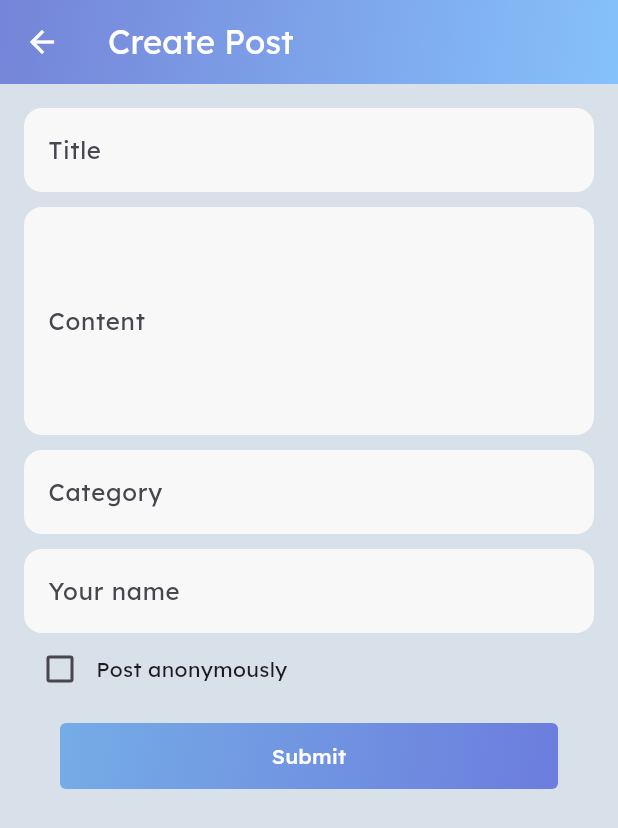
After one commit to HAMNAHADNAN/MindConnect, a Flutter app: the ForumHomeScreen screen opened by its route, after a tap on "Create New Post", on a phone screen of 412 x 824 dp. The commit adds this screen. Shown: the top 828 px of the screen. Run offline on Flutter 3.47's test engine with Material 3 defaults, Android fonts, the light colour scheme and no system bars; our stand-ins replace cloud_firestore, firebase_auth, firebase_core, firebase_database, google_fonts; accounts and stored records are empty; network calls fail.

Commit message:
commit changes

```diff
--- a/lib/constants/app_colors.dart
+++ b/lib/constants/app_colors.dart
@@ -10,13 +10,20 @@ class AppColor {
   // Optional: translucent white for blur effect overlays
   static const Color glass = Color.fromRGBO(255, 255, 255, 0.2);
   static const List<Color> darkGradient = [
-    Color(0xFF92A3FD),
-    Color(0xFF9DCEFF),
+    Color(0xFF7584D8),
+    Color(0xFF85C1FA),
 
   ];
+
   static const LinearGradient linearDarkGradient = LinearGradient(
     colors: darkGradient,
     begin: Alignment.topLeft,
     end: Alignment.bottomRight,
   );
+
+  static const LinearGradient buttonGradient = LinearGradient(
+    colors: [Color(0xFF75ACE6), Color(0xFF6C7DDD)],
+    begin: Alignment.topLeft,
+    end: Alignment.bottomRight,
+  );
 }
--- a/lib/main.dart
+++ b/lib/main.dart
@@ -10,6 +10,7 @@ import 'screens/auth/login_screen.dart';
 import 'screens/auth/register_screen.dart';
 import 'screens/auth/profile_screen.dart';
 import 'constants/app_colors.dart';
+import 'screens/forum/forum_screen.dart';
 
 void main() async {
   WidgetsFlutterBinding.ensureInitialized();
@@ -83,6 +84,7 @@ class MyApp extends StatelessWidget {
           final args = ModalRoute.of(context)!.settings.arguments as String;
           return DashboardScreen(userEmail: args);
         },
+        '/forum': (context) => ForumHomeScreen(),
       },
     );
   }
--- /dev/null
+++ b/lib/screens/forum/forum_screen.dart
@@ -0,0 +1,417 @@
+import 'package:flutter/material.dart';
+import 'package:firebase_database/firebase_database.dart';
+import 'package:mental_health_app/constants/app_colors.dart';
+
+class Post {
+  String id;
+  String title;
+  String content;
+  String category;
+  List<Map<String, String>> comments;
+  DateTime createdAt;
+  String author;
+
+  Post({
+    required this.id,
+    required this.title,
+    required this.content,
+    required this.category,
+    required this.comments,
+    required this.createdAt,
+    required this.author,
+  });
+
+  Map<String, dynamic> toJson() => {
+    'title': title,
+    'content': content,
+    'category': category,
+    'comments': comments,
+    'createdAt': createdAt.toIso8601String(),
+    'author': author,
+  };
+
+  factory Post.fromJson(String id, Map<dynamic, dynamic> data) {
+    return Post(
+      id: id,
+      title: data['title'] ?? '',
+      content: data['content'] ?? '',
+      category: data['category'] ?? 'General',
+      comments: List<Map<String, String>>.from(
+        (data['comments'] ?? []).map<Map<String, String>>(
+              (item) => Map<String, String>.from(item),
+        ),
+      ),
+      createdAt: DateTime.tryParse(data['createdAt'] ?? '') ?? DateTime.now(),
+      author: data['author'] ?? 'Anonymous',
+    );
+  }
+}
+
+class ForumHomeScreen extends StatefulWidget {
+  @override
+  _ForumHomeScreenState createState() => _ForumHomeScreenState();
+}
+
+class _ForumHomeScreenState extends State<ForumHomeScreen> {
+  final database = FirebaseDatabase.instance.ref("posts");
+  List<Post> posts = [];
+
+  @override
+  void initState() {
+    super.initState();
+    _loadPosts();
+  }
+
+  void _loadPosts() {
+    database.onValue.listen((event) {
+      final data = event.snapshot.value as Map?;
+      if (data != null) {
+        final loadedPosts = data.entries.map((e) {
+          return Post.fromJson(e.key, Map<String, dynamic>.from(e.value));
+        }).toList()
+          ..sort((a, b) => b.createdAt.compareTo(a.createdAt));
+        setState(() {
+          posts = loadedPosts;
+        });
+      } else {
+        setState(() {
+          posts = [];
+        });
+      }
+    });
+  }
+
+  void _addNewPost(Post post) {
+    final newRef = database.push();
+    post.id = newRef.key!;
+    newRef.set(post.toJson());
+  }
+
+  @override
+  Widget build(BuildContext context) {
+    return Scaffold(
+      backgroundColor: AppColor.background,
+      appBar: PreferredSize(
+        preferredSize: Size.fromHeight(kToolbarHeight),
+        child: Container(
+          decoration: BoxDecoration(gradient: AppColor.linearDarkGradient),
+          child: AppBar(
+            title: Text('MindConnect Forum'),
+            backgroundColor: Colors.transparent,
+            elevation: 0,
+          ),
+        ),
+      ),
+      body: posts.isEmpty
+          ? Center(child: CircularProgressIndicator())
+          : ListView.builder(
+        itemCount: posts.length,
+        itemBuilder: (context, index) {
+          final post = posts[index];
+          return Card(
+            color: AppColor.contentBg,
+            margin: EdgeInsets.symmetric(horizontal: 16, vertical: 8),
+            elevation: 4,
+            child: ListTile(
+              title: Text(post.title, style: TextStyle(fontWeight: FontWeight.bold)),
+              subtitle: Text('${post.category} • by ${post.author}'),
+              onTap: () => Navigator.push(
+                context,
+                MaterialPageRoute(
+                  builder: (_) => ViewPostScreen(post: post),
+                ),
+              ),
+            ),
+          );
+        },
+      ),
+      bottomNavigationBar: Padding(
+        padding: const EdgeInsets.all(12.0),
+        child: Container(
+          decoration: BoxDecoration(
+            gradient: AppColor.buttonGradient,
+            borderRadius: BorderRadius.circular(10),
+          ),
+          child: ElevatedButton(
+            style: ElevatedButton.styleFrom(
+              backgroundColor: Colors.transparent, // Make button background transparent
+              shadowColor: Colors.transparent, // Remove shadow for cleaner look
+              foregroundColor: Colors.white,
+              padding: EdgeInsets.symmetric(vertical: 14),
+              shape: RoundedRectangleBorder(borderRadius: BorderRadius.circular(10)),
+            ),
+            child: Text('Create New Post'),
+            onPressed: () async {
+              final newPost = await Navigator.push(
+                context,
+                MaterialPageRoute(builder: (_) => CreatePostScreen()),
+              );
+              if (newPost != null) _addNewPost(newPost);
+            },
+          ),
+        ),
+      ),
+    );
+  }
+}
+
+class ViewPostScreen extends StatefulWidget {
+  final Post post;
+  ViewPostScreen({required this.post});
+
+  @override
+  _ViewPostScreenState createState() => _ViewPostScreenState();
+}
+
+class _ViewPostScreenState extends State<ViewPostScreen> {
+  final _commentController = TextEditingController();
+  final _nameController = TextEditingController();
+  final _dbRef = FirebaseDatabase.instance.ref("posts");
+  bool isAnonymous = false;
+
+  void _addComment(String commentText, String userName) async {
+    widget.post.comments.add({'text': commentText, 'user': userName});
+    await _dbRef.child(widget.post.id).update({
+      'comments': widget.post.comments,
+    });
+    _commentController.clear();
+    _nameController.clear();
+    setState(() {});
+  }
+
+  @override
+  Widget build(BuildContext context) {
+    return Scaffold(
+      backgroundColor: AppColor.background,
+      appBar: PreferredSize(
+        preferredSize: Size.fromHeight(kToolbarHeight),
+        child: Container(
+          decoration: BoxDecoration(gradient: AppColor.linearDarkGradient),
+          child: AppBar(
+            title: Text('Post Details'),
+            backgroundColor: Colors.transparent,
+            elevation: 0,
+          ),
+        ),
+      ),
+      body: Padding(
+        padding: const EdgeInsets.all(16.0),
+        child: Column(
+          crossAxisAlignment: CrossAxisAlignment.start,
+          children: [
+            Text(widget.post.title, style: TextStyle(fontSize: 22, fontWeight: FontWeight.bold)),
+            SizedBox(height: 4),
+            Text('By: ${widget.post.author}', style: TextStyle(fontStyle: FontStyle.italic, fontSize: 14)),
+            SizedBox(height: 12),
+            Text(widget.post.content),
+            Divider(height: 32),
+            Text('Comments', style: TextStyle(fontSize: 18, fontWeight: FontWeight.bold)),
+            Expanded(
+              child: ListView.builder(
+                itemCount: widget.post.comments.length,
+                itemBuilder: (context, index) {
+                  final comment = widget.post.comments[index];
+                  return Container(
+                    margin: EdgeInsets.symmetric(vertical: 6),
+                    decoration: BoxDecoration(
+                      gradient: AppColor.linearDarkGradient,
+                      borderRadius: BorderRadius.circular(8),
+                      boxShadow: [
+                        BoxShadow(
+                          color: Colors.black.withOpacity(0.15),
+                          offset: Offset(0, 3),
+                          blurRadius: 8,
+                        ),
+                      ],
+                    ),
+                    child: ListTile(
+                      title: Text(
+                        comment['text'] ?? '',
+                        style: TextStyle(color: Colors.white, fontWeight: FontWeight.bold),
+                      ),
+                      subtitle: Text(
+                        comment['user'] ?? 'Anonymous',
+                        style: TextStyle(color: Colors.white70),
+                      ),
+                    ),
+                  );
+                },
+
+              ),
+            ),
+            Padding(
+              padding: const EdgeInsets.symmetric(vertical: 8.0),
+              child: Column(
+                children: [
+                  TextField(
+                    controller: _commentController,
+                    decoration: InputDecoration(labelText: 'Add a comment...'),
+                  ),
+                  SizedBox(height: 8),
+                  TextField(
+                    controller: _nameController,
+                    decoration: InputDecoration(labelText: 'Your name'),
+                    enabled: !isAnonymous,
+                  ),
+                  Row(
+                    children: [
+                      Checkbox(
+                        value: isAnonymous,
+                        onChanged: (value) {
+                          setState(() {
+                            isAnonymous = value!;
+                          });
+                        },
+                      ),
+                      Text('Post anonymously'),
+                    ],
+                  ),
+                  ElevatedButton(
+                    style: ElevatedButton.styleFrom(
+                      backgroundColor: Colors.transparent,
+                      shadowColor: Colors.transparent,
+                      foregroundColor: Colors.white,
+                    ),
+                    child: Ink(
+                      decoration: BoxDecoration(
+                        gradient: AppColor.buttonGradient,
+                        borderRadius: BorderRadius.circular(4),
+                      ),
+                      child: Container(
+                        alignment: Alignment.center,
+                        padding: EdgeInsets.symmetric(vertical: 12),
+                        child: Text('Post Comment'),
+                      ),
+                    ),
+                    onPressed: () {
+                      if (_commentController.text.trim().isNotEmpty) {
+                        _addComment(
+                          _commentController.text.trim(),
+                          isAnonymous || _nameController.text.trim().isEmpty
+                              ? 'Anonymous'
+                              : _nameController.text.trim(),
+                        );
+                      }
+                    },
+                  ),
+
+                ],
+              ),
+            ),
+          ],
+        ),
+      ),
+    );
+  }
+}
+
+class CreatePostScreen extends StatefulWidget {
+  @override
+  _CreatePostScreenState createState() => _CreatePostScreenState();
+}
+
+class _CreatePostScreenState extends State<CreatePostScreen> {
+  final _titleController = TextEditingController();
+  final _contentController = TextEditingController();
+  final _categoryController = TextEditingController();
+  final _authorController = TextEditingController();
+  bool isAnonymous = false;
+
+  @override
+  Widget build(BuildContext context) {
+    return Scaffold(
+      backgroundColor: AppColor.background,
+      appBar: PreferredSize(
+        preferredSize: Size.fromHeight(kToolbarHeight),
+        child: Container(
+          decoration: BoxDecoration(gradient: AppColor.linearDarkGradient),
+          child: AppBar(
+            title: Text('Create Post'),
+            backgroundColor: Colors.transparent,
+            elevation: 0,
+          ),
+        ),
+      ),
+      body: SingleChildScrollView(
+        padding: const EdgeInsets.all(16.0),
+        child: Column(
+          children: [
+            TextField(
+              controller: _titleController,
+              decoration: InputDecoration(labelText: 'Title'),
+            ),
+            SizedBox(height: 10),
+            TextField(
+              controller: _contentController,
+              maxLines: 5,
+              decoration: InputDecoration(labelText: 'Content'),
+            ),
+            SizedBox(height: 10),
+            TextField(
+              controller: _categoryController,
+              decoration: InputDecoration(labelText: 'Category'),
+            ),
+            SizedBox(height: 10),
+            TextField(
+              controller: _authorController,
+              decoration: InputDecoration(labelText: 'Your name'),
+              enabled: !isAnonymous,
+            ),
+            Row(
+              children: [
+                Checkbox(
+                  value: isAnonymous,
+                  onChanged: (value) {
+                    setState(() {
+                      isAnonymous = value!;
+                      if (isAnonymous) _authorController.clear();
+                    });
+                  },
+                ),
+                Text('Post anonymously'),
+              ],
+            ),
+            ElevatedButton(
+              style: ElevatedButton.styleFrom(
+                backgroundColor: Colors.transparent,
+                shadowColor: Colors.transparent,
+                foregroundColor: Colors.white,
+              ),
+              child: Ink(
+                decoration: BoxDecoration(
+                  gradient: AppColor.buttonGradient,
+                  borderRadius: BorderRadius.circular(4),
+                ),
+                child: Container(
+                  alignment: Alignment.center,
+                  padding: EdgeInsets.symmetric(vertical: 12),
+                  child: Text('Submit'),
+                ),
+              ),
+              onPressed: () {
+                if (_titleController.text.isNotEmpty &&
+                    _contentController.text.isNotEmpty) {
+                  final newPost = Post(
+                    id: '',
+                    title: _titleController.text.trim(),
+                    content: _contentController.text.trim(),
+                    category: _categoryController.text.trim().isEmpty
+                        ? 'General'
+                        : _categoryController.text.trim(),
+                    comments: [],
+                    createdAt: DateTime.now(),
+                    author: isAnonymous || _authorController.text.trim().isEmpty
+                        ? 'Anonymous'
+                        : _authorController.text.trim(),
+                  );
+                  Navigator.of(context).pop(newPost);
+                }
+              },
+            ),
+
+          ],
+        ),
+      ),
+    );
+  }
+}
```
Also changed, not shown: lib/screens/dashboard.dart (+18 -5 lines), lib/screens/meditation/meditation.dart (+62 -29 lines).
